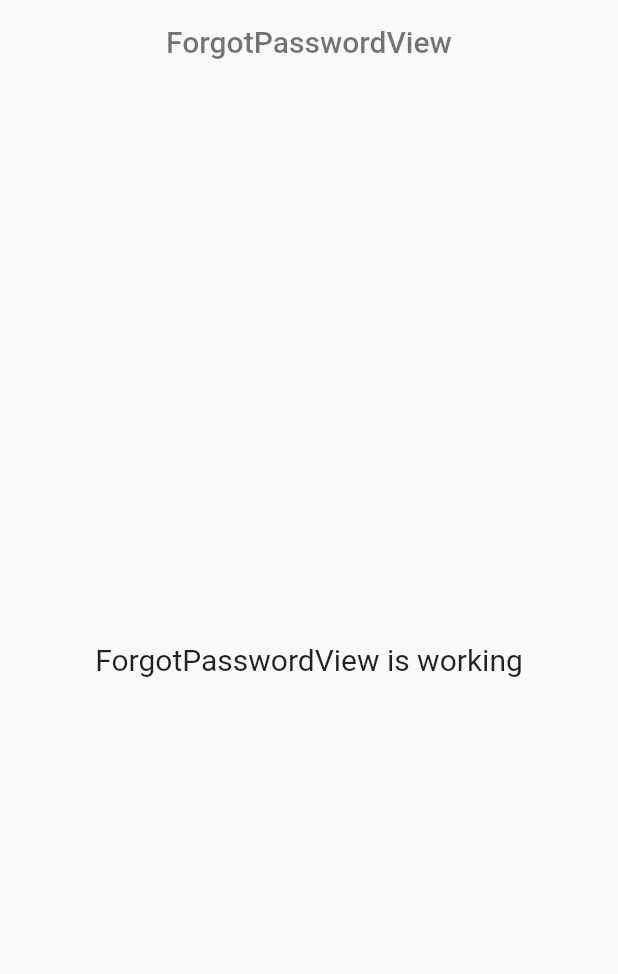
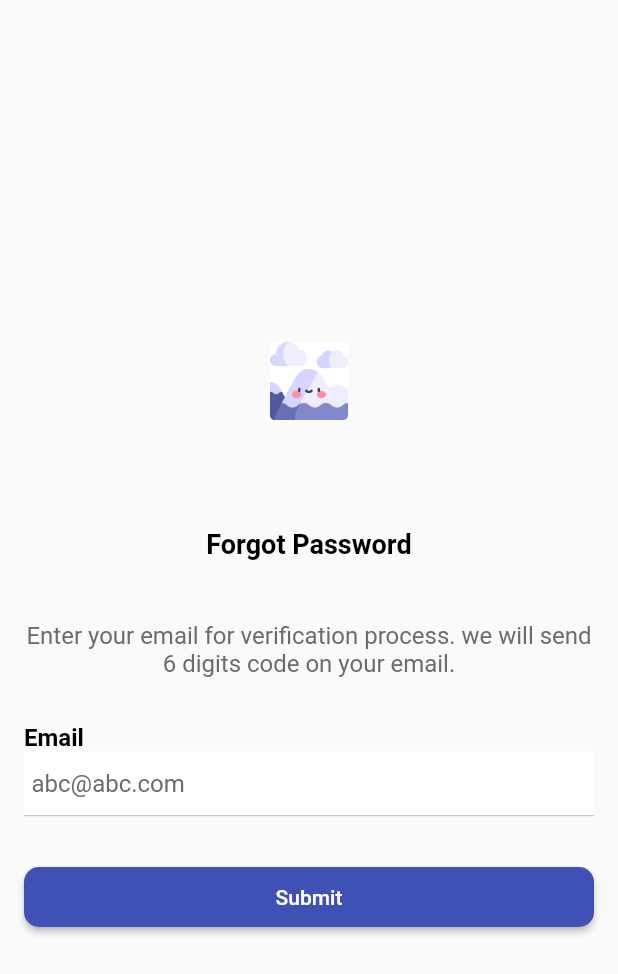
Before and after one commit to sk77-git/adventure_nepal, a Flutter app: the ForgotPasswordView screen opened by its route, on a phone screen of 412 x 824 dp. Shown: the top 974 px of the screen. Run offline on Flutter 3.47's test engine with Material 2 defaults, Android fonts, the light colour scheme and no system bars; our stand-ins replace geolocator, get, get_storage, otp_text_field, palette_generator, responsive_sizer; missing offline and left inert: http_interceptor; accounts and stored records are empty.

Commit message:
change password

```diff
--- a/lib/app/api/api_urls.dart
+++ b/lib/app/api/api_urls.dart
@@ -6,4 +6,5 @@ class ApiUrls {
   static const String getAllActivities = "/get_all_activities.php";
   static const String login = "/signin.php";
   static const String verifyOtp = "/verify_otp.php";
+  static const String forgotPassword = "/forgot_password.php";
 }
--- a/lib/app/modules/forgot_password/controllers/forgot_password_controller.dart
+++ b/lib/app/modules/forgot_password/controllers/forgot_password_controller.dart
@@ -1,23 +1,21 @@
+import 'package:adventure_nepal/app/api/api_client.dart';
+import 'package:adventure_nepal/app/repository/auth_repo.dart';
 import 'package:get/get.dart';
 
+import '../../../data/basic_api_response.dart';
+
 class ForgotPasswordController extends GetxController {
-  //TODO: Implement ForgotPasswordController
+  var forgotPasswordResponse = ApiResponse<BasicApiResponse>.initial().obs;
 
-  final count = 0.obs;
   @override
   void onInit() {
     super.onInit();
   }
 
-  @override
-  void onReady() {
-    super.onReady();
+  Future<ApiResponse<BasicApiResponse>> forgotPassword(String email) async {
+    forgotPasswordResponse.value = ApiResponse<BasicApiResponse>.loading();
+    var body = {"email": email};
+    forgotPasswordResponse.value = await AuthRepo.forgotPassword(body);
+    return forgotPasswordResponse.value;
   }
-
-  @override
-  void onClose() {
-    super.onClose();
-  }
-
-  void increment() => count.value++;
 }
--- a/lib/app/modules/forgot_password/views/forgot_password_view.dart
+++ b/lib/app/modules/forgot_password/views/forgot_password_view.dart
@@ -1,24 +1,128 @@
+import 'dart:developer';
+
+import 'package:adventure_nepal/app/api/api_client.dart';
+import 'package:adventure_nepal/app/modules/forgot_password/controllers/forgot_password_controller.dart';
+import 'package:adventure_nepal/app/modules/otp_verify/views/otp_verify_view.dart';
+import 'package:adventure_nepal/app/utils/validators.dart';
+import 'package:adventure_nepal/app/widgets/input_field.dart';
+import 'package:adventure_nepal/app/widgets/loading_widget.dart';
+import 'package:adventure_nepal/app/widgets/snackbar.dart';
 import 'package:flutter/material.dart';
-
 import 'package:get/get.dart';
 
-import '../controllers/forgot_password_controller.dart';
+import '../../../theme/app_images.dart';
+import '../../../theme/app_styles.dart';
+import '../../../widgets/app_button.dart';
 
-class ForgotPasswordView extends GetView<ForgotPasswordController> {
+class ForgotPasswordView extends StatefulWidget {
   const ForgotPasswordView({Key? key}) : super(key: key);
+
+  @override
+  State<ForgotPasswordView> createState() => _ForgotPasswordViewState();
+}
+
+class _ForgotPasswordViewState extends State<ForgotPasswordView> {
+  String? email;
+  final controller = Get.put(ForgotPasswordController());
+  var formKey = GlobalKey<FormState>();
+
   @override
   Widget build(BuildContext context) {
     return Scaffold(
       appBar: AppBar(
-        title: const Text('ForgotPasswordView'),
-        centerTitle: true,
-      ),
-      body: const Center(
-        child: Text(
-          'ForgotPasswordView is working',
-          style: TextStyle(fontSize: 20),
+          // title: const Text("Forgot Password"),
+          ),
+      body: Center(
+        child: SingleChildScrollView(
+          padding: const EdgeInsets.symmetric(horizontal: 16),
+          child: Form(
+            key: formKey,
+            child: Column(
+              mainAxisAlignment: MainAxisAlignment.center,
+              crossAxisAlignment: CrossAxisAlignment.center,
+              children: [
+                Image.asset(
+                  AppImages.launcherIcon,
+                  width: 135,
+                  height: 52,
+                ),
+                const SizedBox(
+                  height: 72,
+                ),
+                Text(
+                  "Forgot Password",
+                  style: AppStyles.headingStyle,
+                ),
+                const SizedBox(
+                  height: 41,
+                ),
+                Text(
+                  "Enter your email for verification process. we will send 6 digits code on your email.",
+                  style: AppStyles.hintStyle,
+                  textAlign: TextAlign.center,
+                ),
+                const SizedBox(
+                  height: 30,
+                ),
+                InputField(
+                  title: "Email",
+                  textInputType: TextInputType.emailAddress,
+                  initialValue: email,
+                  hint: "abc@abc.com",
+                  onChangedCallback: (newValue) {
+                    email = newValue;
+                  },
+                  validator: (string) =>
+                      Validator.validateEmail(string: string),
+                ),
+                const SizedBox(
+                  height: 30,
+                ),
+                submitObserver(),
+                const SizedBox(
+                  height: 30,
+                ),
+              ],
+            ),
+          ),
         ),
       ),
     );
   }
+
+  Widget submitObserver() {
+    return Obx(() {
+      final response = controller.forgotPasswordResponse.value;
+      switch (response.status) {
+        case ApiStatus.LOADING:
+          return const Center(child: LoadingWidget());
+        default:
+          return submitButton();
+      }
+    });
+  }
+
+  Widget submitButton() {
+    return AppButton(
+        text: "Submit",
+        fullWidth: true,
+        onTap: () {
+          bool isValid = formKey.currentState?.validate() ?? false;
+          if (isValid) {
+            controller.forgotPassword(email ?? "").then((value) {
+              if (value.status == ApiStatus.SUCCESS) {
+                log("ForgotPassword.success:Email:$email");
+                Get.to(() => OtpVerifyView(
+                      email: email ?? "",
+                      purpose: "forgot-password",
+                    ));
+                SnackBarUtil.showSnackBar(message: "OTP sent successfully!");
+              } else {
+                SnackBarUtil.showSnackBar(
+                    message: value.message ?? "Something went wrong");
+              }
+            });
+          } else {}
+        });
+  }
 }
--- a/lib/app/modules/login/views/login_view.dart
+++ b/lib/app/modules/login/views/login_view.dart
@@ -153,6 +153,7 @@ class _LoginViewState extends State<LoginView> {
                 } else {
                   Get.to(() => OtpVerifyView(
                         email: email ?? "",
+                        purpose: "forgot-password",
                       ));
                 }
               } else {
--- a/lib/app/modules/otp_verify/controllers/otp_verify_controller.dart
+++ b/lib/app/modules/otp_verify/controllers/otp_verify_controller.dart
@@ -23,9 +23,9 @@ class OtpVerifyController extends GetxController {
   }
 
   Future<ApiResponse<BasicApiResponse>> verifyOtp(
-      String email, String otp) async {
+      String email, String otp, String purpose) async {
     verifyOtpResponse.value = ApiResponse<BasicApiResponse>.loading();
-    var body = {"email": email, "otp": otp, "purpose": "signup"};
+    var body = {"email": email, "otp": otp, "purpose": purpose};
     verifyOtpResponse.value = await AuthRepo.verifyOtp(body);
     return verifyOtpResponse.value;
   }
--- a/lib/app/modules/otp_verify/views/otp_verify_view.dart
+++ b/lib/app/modules/otp_verify/views/otp_verify_view.dart
@@ -1,4 +1,5 @@
 import 'package:adventure_nepal/app/api/api_client.dart';
+import 'package:adventure_nepal/app/modules/change_password/views/change_password_view.dart';
 import 'package:adventure_nepal/app/modules/login/views/login_view.dart';
 import 'package:adventure_nepal/app/modules/otp_verify/controllers/otp_verify_controller.dart';
 import 'package:adventure_nepal/app/theme/app_images.dart';
@@ -12,8 +13,10 @@ import 'package:otp_text_field/otp_field.dart';
 import 'package:otp_text_field/style.dart';
 
 class OtpVerifyView extends StatefulWidget {
-  const OtpVerifyView({Key? key, required this.email}) : super(key: key);
+  const OtpVerifyView({Key? key, required this.email, required this.purpose})
+      : super(key: key);
   final String email;
+  final String purpose;
 
   @override
   State<OtpVerifyView> createState() => _OtpVerifyViewState();
@@ -28,9 +31,7 @@ class _OtpVerifyViewState extends State<OtpVerifyView> {
   @override
   Widget build(BuildContext context) {
     return Scaffold(
-      appBar: AppBar(
-        toolbarHeight: 0,
-      ),
+      appBar: AppBar(),
       body: SingleChildScrollView(
         padding: const EdgeInsets.symmetric(horizontal: 28, vertical: 16),
         child: Form(
@@ -101,17 +102,21 @@ class _OtpVerifyViewState extends State<OtpVerifyView> {
               text: "Continue",
               onTap: () {
                 controller
-                    .verifyOtp(widget.email, enteredCode ?? "")
+                    .verifyOtp(widget.email, enteredCode ?? "", widget.purpose)
                     .then((value) {
                   if (value.status == ApiStatus.SUCCESS) {
+                    if (widget.purpose == "forgot-password") {
+                      Get.off(() => ChangePasswordView(email: widget.email));
+                      return;
+                    }
                     Get.offAll(() => const LoginView());
                     SnackBarUtil.showSnackBar(
                         message:
                             "OTP Verification successful.Please login to continue");
                   } else {
                     SnackBarUtil.showSnackBar(
-                        message:
-                            value.response?.message ?? "Something went wrong");
+                        message: controller.verifyOtpResponse.value.message ??
+                            "Something went wrong");
                   }
                 });
               });
--- a/lib/app/routes/app_pages.dart
+++ b/lib/app/routes/app_pages.dart
@@ -2,6 +2,8 @@ import 'package:get/get.dart';
 
 import '../modules/activity_detail/bindings/activity_detail_binding.dart';
 import '../modules/activity_detail/views/activity_detail_view.dart';
+import '../modules/change_password/bindings/change_password_binding.dart';
+import '../modules/change_password/views/change_password_view.dart';
 import '../modules/dashboard/bindings/dashboard_binding.dart';
 import '../modules/dashboard/views/dashboard_view.dart';
 import '../modules/forgot_password/bindings/forgot_password_binding.dart';
@@ -101,8 +103,16 @@ class AppPages {
       name: _Paths.OTP_VERIFY,
       page: () => const OtpVerifyView(
         email: "",
+        purpose: "",
       ),
       binding: OtpVerifyBinding(),
     ),
+    GetPage(
+      name: _Paths.CHANGE_PASSWORD,
+      page: () => const ChangePasswordView(
+        email: "",
+      ),
+      binding: ChangePasswordBinding(),
+    ),
   ];
 }
--- a/lib/app/routes/app_routes.dart
+++ b/lib/app/routes/app_routes.dart
@@ -16,6 +16,7 @@ abstract class Routes {
   static const SIGNUP = _Paths.SIGNUP;
   static const FORGOT_PASSWORD = _Paths.FORGOT_PASSWORD;
   static const OTP_VERIFY = _Paths.OTP_VERIFY;
+  static const CHANGE_PASSWORD = _Paths.CHANGE_PASSWORD;
 }
 
 abstract class _Paths {
@@ -33,4 +34,5 @@ abstract class _Paths {
   static const SIGNUP = '/signup';
   static const FORGOT_PASSWORD = '/forgot-password';
   static const OTP_VERIFY = '/otp-verify';
+  static const CHANGE_PASSWORD = '/change-password';
 }
--- a/lib/app/theme/app_colors.dart
+++ b/lib/app/theme/app_colors.dart
@@ -13,8 +13,8 @@ class AppColors {
 
   //Appbar theme
   static Color appBarColor = Colors.grey.shade50;
-  static const Color appBarTextColor = Colors.black54;
-  static const Color appBarIconColor = Colors.black54;
+  static const Color appBarTextColor = Colors.black;
+  static const Color appBarIconColor = Colors.black;
   static const whiteGrey = Colors.white54;
   static const Color hintColor = Color(0xFF6C6C6C); //hint
 
```
Also changed, not shown: lib/app/modules/change_password/bindings/change_password_binding.dart (added, +12 -0 lines), lib/app/modules/change_password/controllers/change_password_controller.dart (added, +23 -0 lines), lib/app/modules/change_password/views/change_password_view.dart (added, +22 -0 lines), lib/app/repository/auth_repo.dart (+11 -0 lines).
